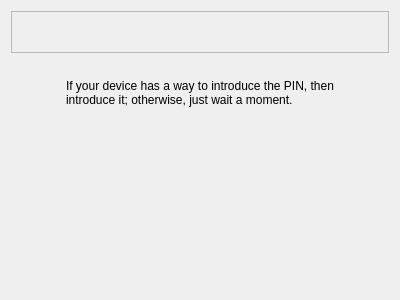
Before: the Qt Designer form src/wizard/pages/pairing.ui in KDE/bluedevil, drawn with Qt 5.
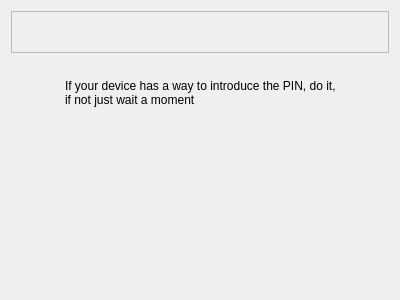
After: the same form once the commit is applied.

What changed in the file:
```diff
--- a/src/wizard/pages/pairing.ui
+++ b/src/wizard/pages/pairing.ui
@@ -108,7 +108,7 @@
      <item>
       <widget class="QLabel" name="label_2">
        <property name="text">
-        <string>If your device has a way to introduce the PIN, then introduce it; otherwise, just wait a moment.</string>
+        <string>If your device has a way to introduce the PIN, do it, if not just wait a moment</string>
        </property>
        <property name="wordWrap">
         <bool>true</bool>
```
